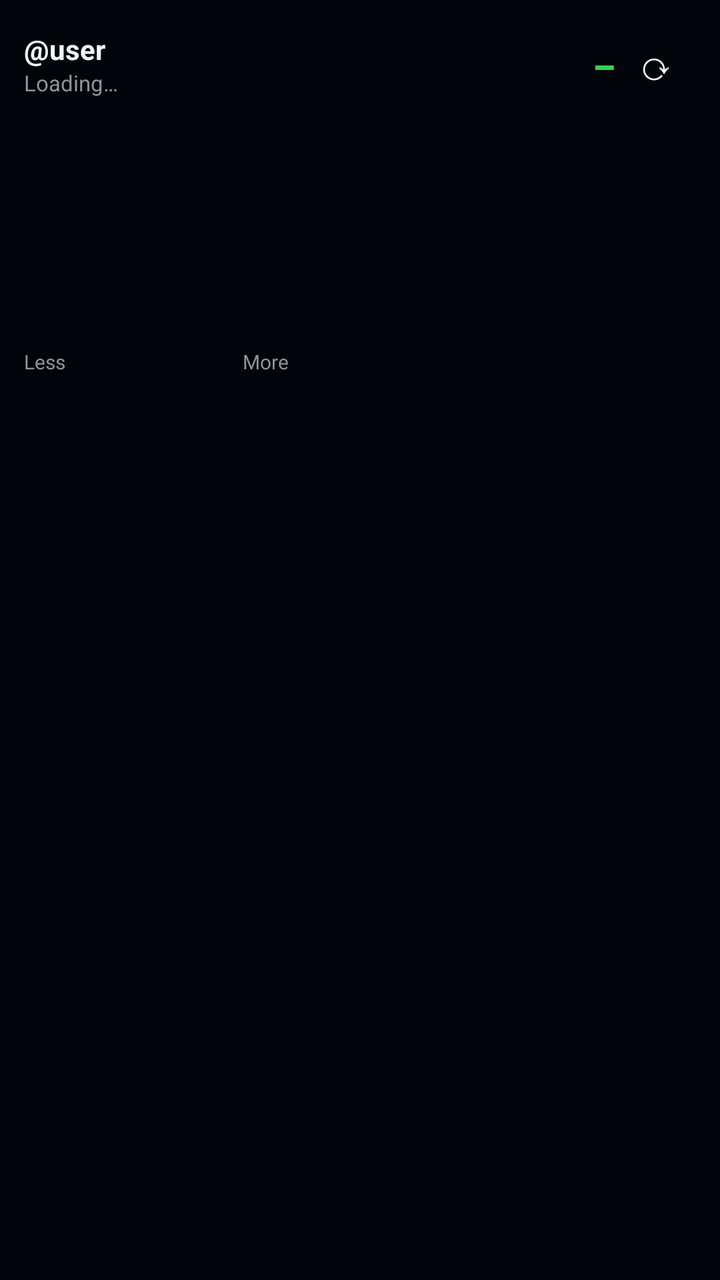
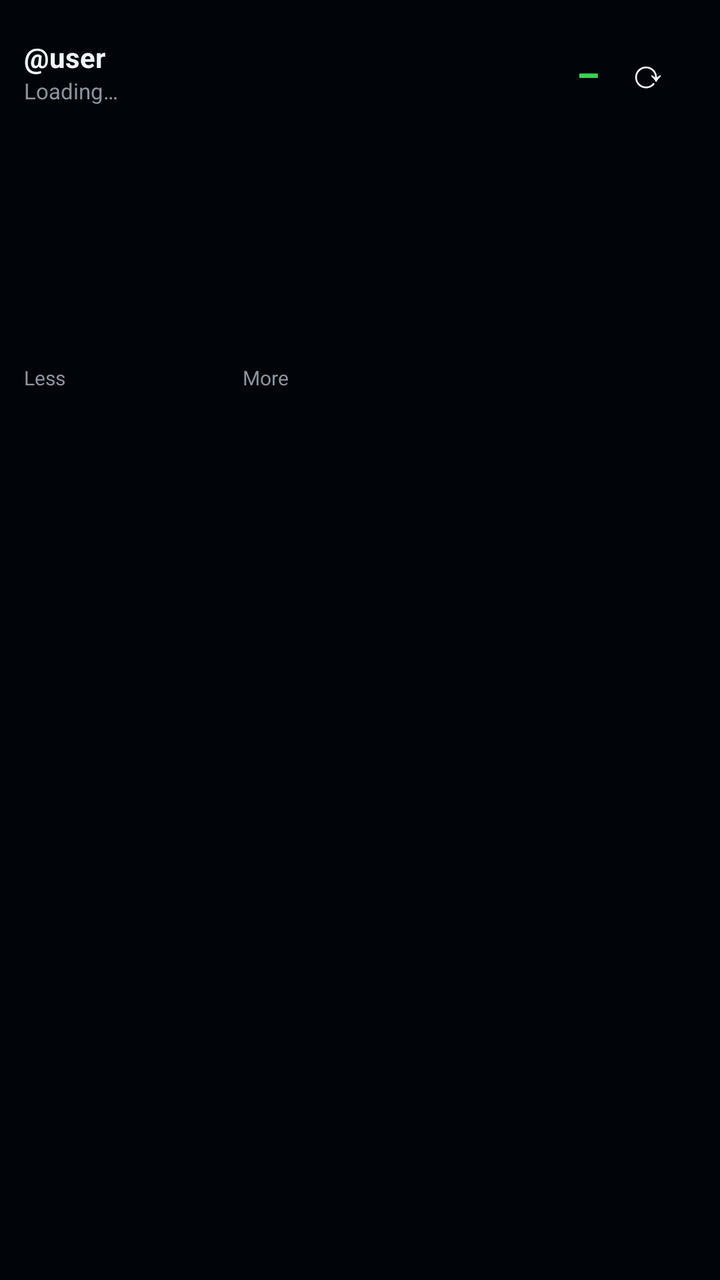

Screens rendered from an Android XML layout before and after an edit, with the pre-edit source and the edit as a unified diff.
<!-- AndroidManifest.xml: application theme Theme.GitHubWidget -->
<!-- res/layout/widget_contribution.xml -->
<?xml version="1.0" encoding="utf-8"?>
<FrameLayout xmlns:android="http://schemas.android.com/apk/res/android"
    android:id="@+id/widget_root"
    android:layout_width="match_parent"
    android:layout_height="match_parent">

    
    <ImageView
        android:id="@+id/widget_bg"
        android:layout_width="match_parent"
        android:layout_height="match_parent"
        android:scaleType="fitXY" />

    <LinearLayout
        android:layout_width="match_parent"
        android:layout_height="wrap_content"
        android:orientation="vertical"
        android:padding="12dp">

        <LinearLayout
            android:id="@+id/widget_header"
            android:layout_width="match_parent"
            android:layout_height="wrap_content"
            android:gravity="center_vertical"
            android:orientation="horizontal">

            <LinearLayout
                android:layout_width="0dp"
                android:layout_height="wrap_content"
                android:layout_weight="1"
                android:orientation="vertical">

                <TextView
                    android:id="@+id/widget_title"
                    android:layout_width="wrap_content"
                    android:layout_height="wrap_content"
                    android:text="@user"
                    android:textColor="#F0F6FC"
                    android:textSize="14sp"
                    android:textStyle="bold" />

                <TextView
                    android:id="@+id/widget_subtitle"
                    android:layout_width="wrap_content"
                    android:layout_height="wrap_content"
                    android:text="Loading…"
                    android:textColor="#8B949E"
                    android:textSize="11sp" />
            </LinearLayout>

            <TextView
                android:id="@+id/widget_total"
                android:layout_width="wrap_content"
                android:layout_height="wrap_content"
                android:text="–"
                android:textColor="#39D353"
                android:textSize="20sp"
                android:textStyle="bold"
                android:typeface="monospace" />

            <TextView
                android:id="@+id/widget_refresh"
                android:layout_width="40dp"
                android:layout_height="40dp"
                android:gravity="center"
                android:text="⟳"
                android:textColor="#F0F6FC"
                android:textSize="20sp" />
        </LinearLayout>

        <ImageView
            android:id="@+id/widget_graph"
            android:layout_width="match_parent"
            android:layout_height="110dp"
            android:layout_marginTop="8dp"
            android:adjustViewBounds="true"
            android:scaleType="fitCenter" />

        <TextView
            android:id="@+id/widget_updated"
            android:layout_width="wrap_content"
            android:layout_height="wrap_content"
            android:layout_marginTop="4dp"
            android:text="Less                                      More"
            android:textColor="#8B949E"
            android:textSize="10sp" />

    </LinearLayout>
</FrameLayout>
<!-- resources referenced by this layout -->
<resources>
  <style name="Theme.GitHubWidget" parent="Theme.Material3.Dark.NoActionBar">
          <item name="colorPrimary">#39D353</item>
          <item name="colorOnPrimary">#010409</item>
          <item name="android:windowBackground">#010409</item>
          <item name="colorSurface">#0D1117</item>
      </style>
</resources>

<!-- the commit's change to res/layout/widget_contribution.xml (unified diff, before → after) -->
@@ -60,8 +60,9 @@
 
             <TextView
                 android:id="@+id/widget_refresh"
-                android:layout_width="40dp"
-                android:layout_height="40dp"
+                android:layout_width="48dp"
+                android:layout_height="48dp"
+                android:contentDescription="Refresh widget"
                 android:gravity="center"
                 android:text="⟳"
                 android:textColor="#F0F6FC"
